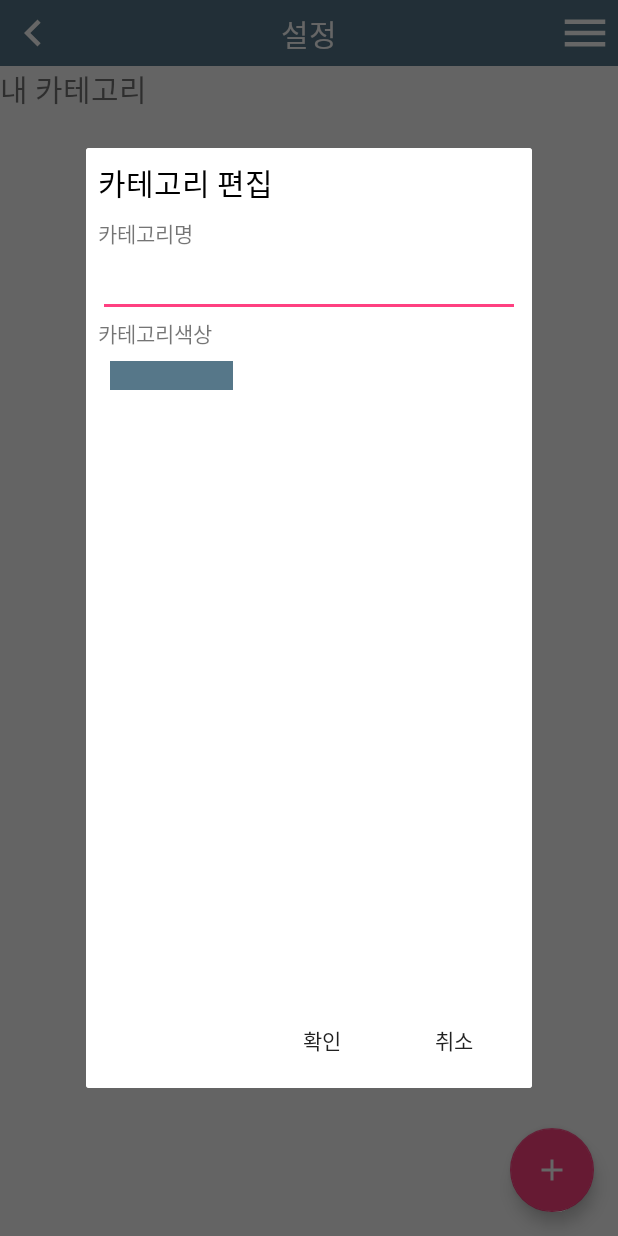
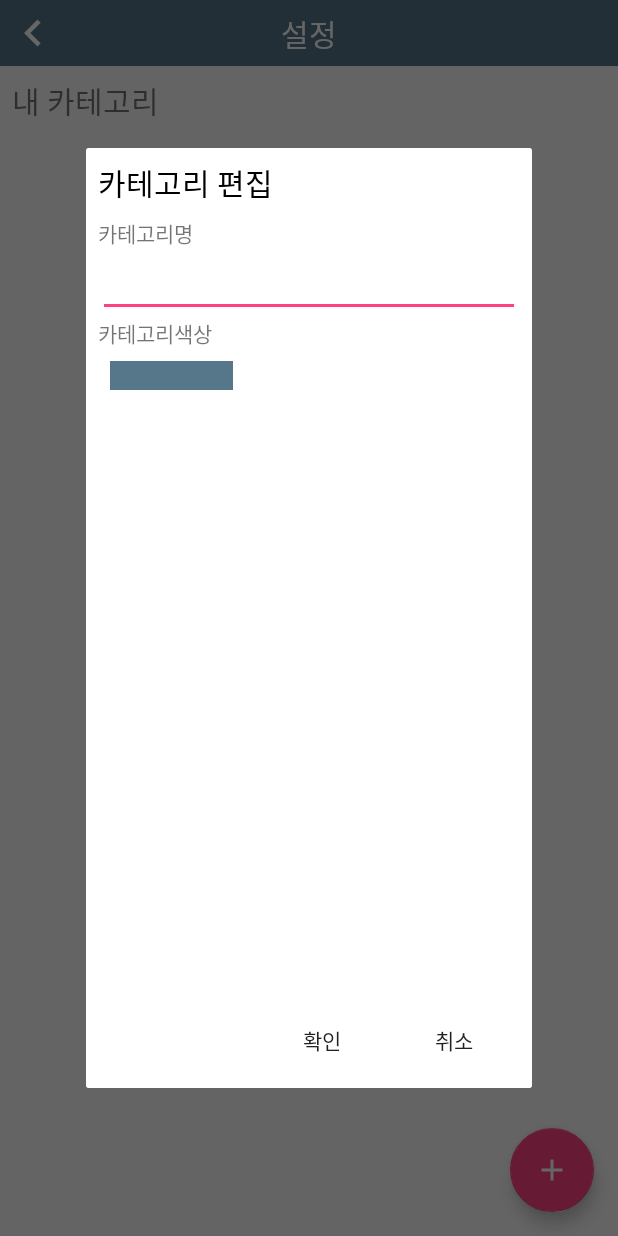
Before and after one commit to godsangin/MyDay, an Android app: the SetCategoryActivity screen opened directly, with no data from a screen before it, after a tap on an icon or button, on a phone screen of 412 x 824 dp. Run offline under Robolectric (Android 15) with nearby library versions, the phone set to English and light mode, and no system bars; libraries missing offline, so code that uses them is left out: com.jaredrummler.android.

Commit message:
SettingActivity & SetCategoryActivity implements

```diff
--- a/app/src/main/java/com/msproject/myhome/mydays/SetCategoryActivity.java
+++ b/app/src/main/java/com/msproject/myhome/mydays/SetCategoryActivity.java
@@ -69,6 +69,7 @@ public class SetCategoryActivity extends AppCompatActivity implements ColorPicke
 
     public void backButtonEnable(){
         ImageView backButton = titleBar.findViewById(R.id.back_bt);
+        ImageView menuButton = titleBar.findViewById(R.id.menu_bt);
 
         backButton.setOnClickListener(new View.OnClickListener() {
             @Override
@@ -76,6 +77,7 @@ public class SetCategoryActivity extends AppCompatActivity implements ColorPicke
                 finish();
             }
         });
+        menuButton.setVisibility(View.GONE);
     }
 
 
--- a/app/src/main/java/com/msproject/myhome/mydays/SettingActivity.java
+++ b/app/src/main/java/com/msproject/myhome/mydays/SettingActivity.java
@@ -49,6 +49,7 @@ public class SettingActivity extends AppCompatActivity {
 
     public void backButtonEnable(){
         ImageView backButton = titleBar.findViewById(R.id.back_bt);
+        ImageView menuButton = titleBar.findViewById(R.id.menu_bt);
 
         backButton.setOnClickListener(new View.OnClickListener() {
             @Override
@@ -56,6 +57,7 @@ public class SettingActivity extends AppCompatActivity {
                 finish();
             }
         });
+        menuButton.setVisibility(View.GONE);
     }
 
     public ArrayList<SettingItem> setItems(){//설정에 필요한게 더 생길 경우 추가
--- a/app/src/main/res/layout/activity_set_category.xml
+++ b/app/src/main/res/layout/activity_set_category.xml
@@ -19,7 +19,9 @@
         android:layout_width="wrap_content"
         android:layout_height="wrap_content"
         android:text="내 카테고리"
-        android:textSize="20sp"/>
+        android:textSize="20sp"
+        android:padding="8dp"/>
+
 
     <GridView
         android:numColumns="2"
```
